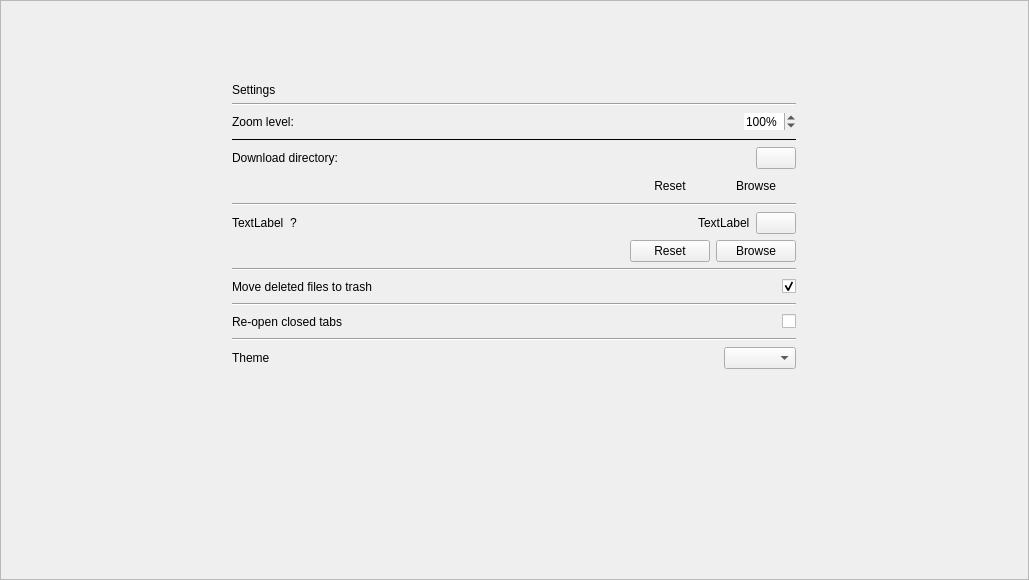
This is ui/settings.ui in kiwix/kiwix-desktop as Qt 5 draws it before an edit. The edited form follows.
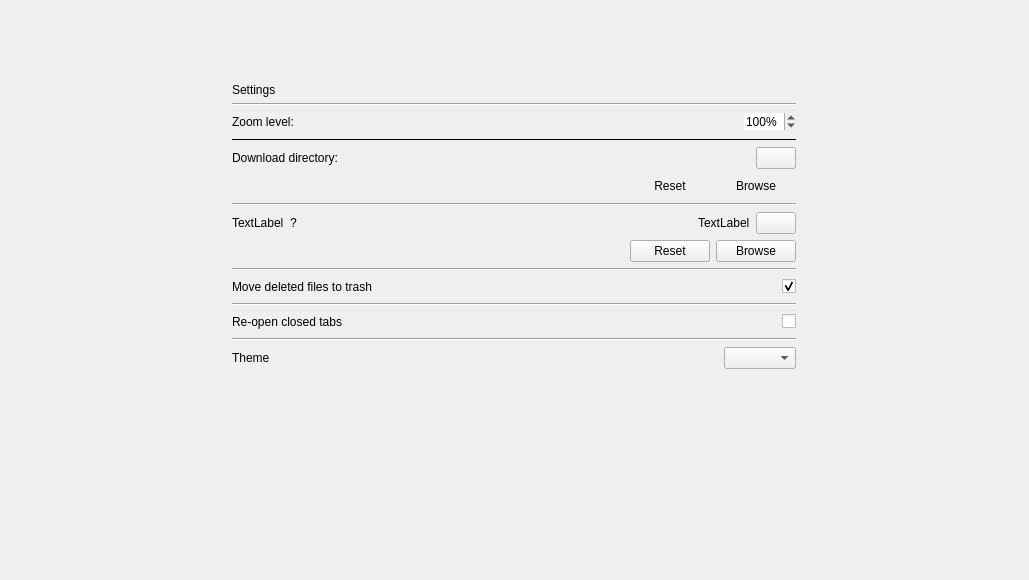
This is the edited form.

Commit message:
Remove the frame of the settings scroll area
The QScrollArea used for the settings view kept its default StyledPanel
frame, which draws a 1px line right under the selected "Settings" tab
header.

Fixes #1513

```diff
--- a/ui/settings.ui
+++ b/ui/settings.ui
@@ -10,6 +10,9 @@
 <height>580</height>
 </rect>
 </property>
+<property name="frameShape">
+	<enum>QFrame::NoFrame</enum>
+</property>
 <property name="widgetResizable">
 	<bool>true</bool>
 </property>
```
